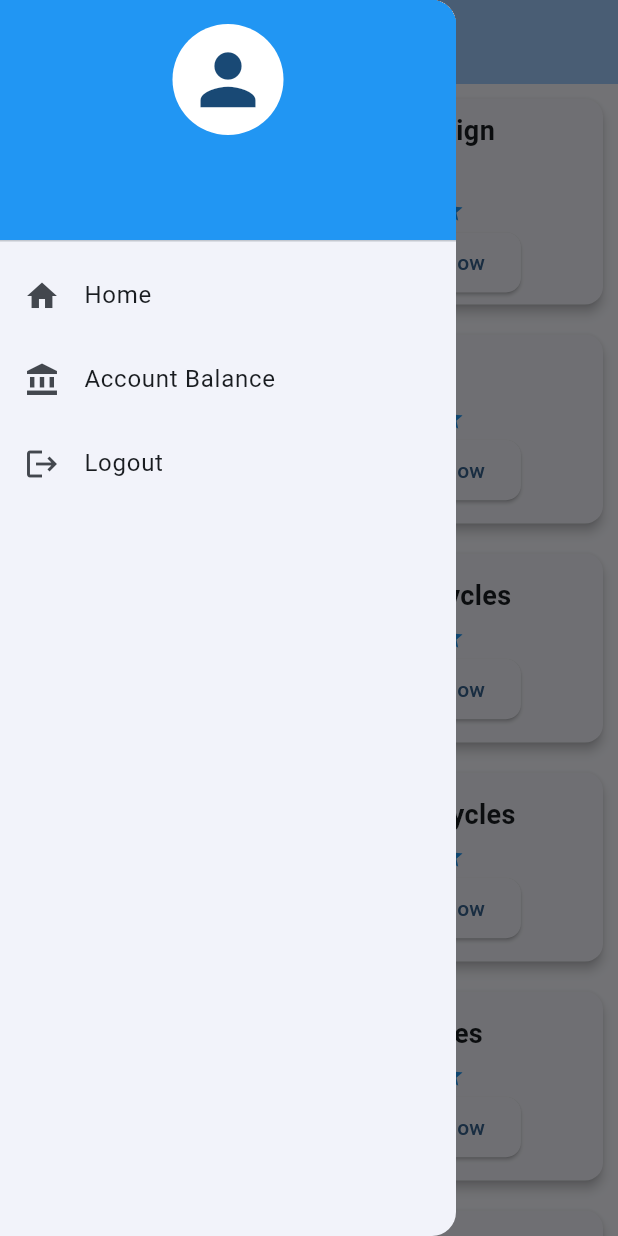
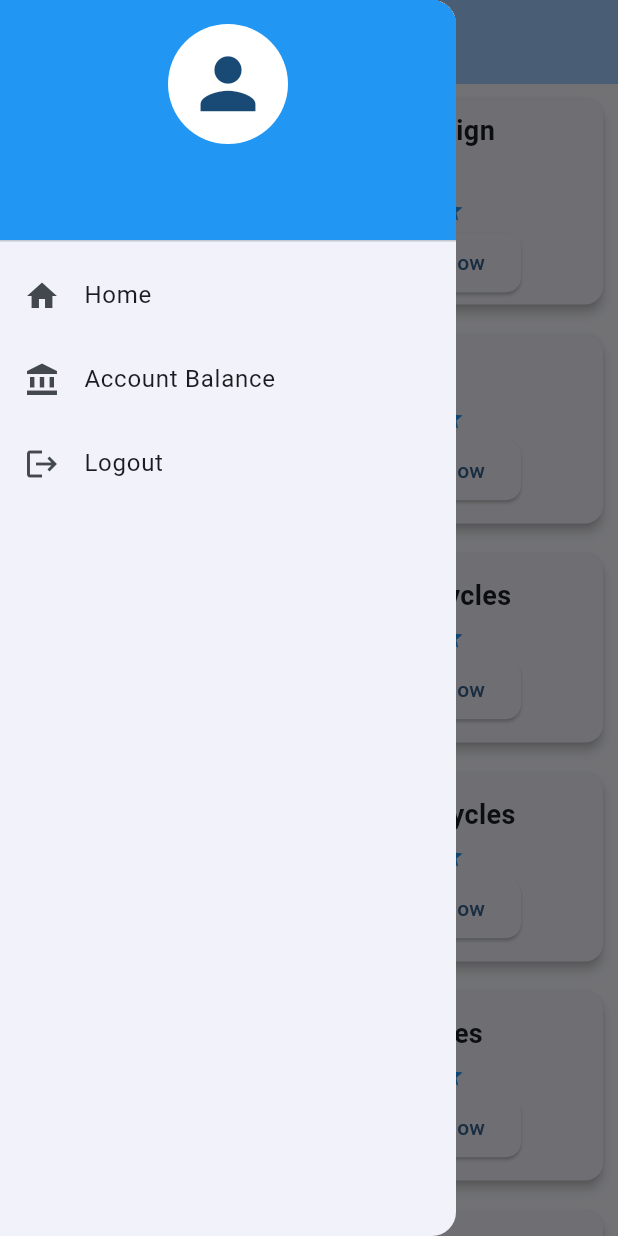
Before and after one commit to Chirag971/cycle_rent, a Flutter app: the HomePage screen opened directly, with the side drawer open, on a phone screen of 412 x 824 dp. Run offline on Flutter 3.47's test engine with Material 2 defaults, Android fonts, the phone set to English and light mode, and no system bars; our stand-ins replace cloud_firestore, firebase_auth, firebase_core, get_storage; accounts and stored records are empty.

Commit message:
home screen icon size change

```diff
--- a/lib/pages/home_page.dart
+++ b/lib/pages/home_page.dart
@@ -34,7 +34,7 @@ class HomePageState extends State<HomePage> {
               child: Column(
                 children: [
                   CircleAvatar(
-                    radius: 37,
+                    radius: 40,
                     backgroundColor: Colors.white,
                     child: Icon(
                       Icons.person,
@@ -53,7 +53,7 @@ class HomePageState extends State<HomePage> {
                   ),
                   Text(
                     "$cmail",
-                    style: TextStyle(color: Colors.white70),
+                    style: TextStyle(color: Colors.white, fontSize: 12),
                   )
                 ],
               ),
--- a/lib/pages/rented_page.dart
+++ b/lib/pages/rented_page.dart
@@ -8,7 +8,7 @@ class RentedPage extends StatelessWidget {
   Widget build(BuildContext context) {
     return Scaffold(
       appBar: AppBar(
-        title: Text('My Trips${rentedCyclesList.length}'),
+        title: Text('My Trips'),
         backgroundColor: Theme.of(context).colorScheme.inversePrimary,
       ),
       body: (rentedCyclesList.length != 0)
```
